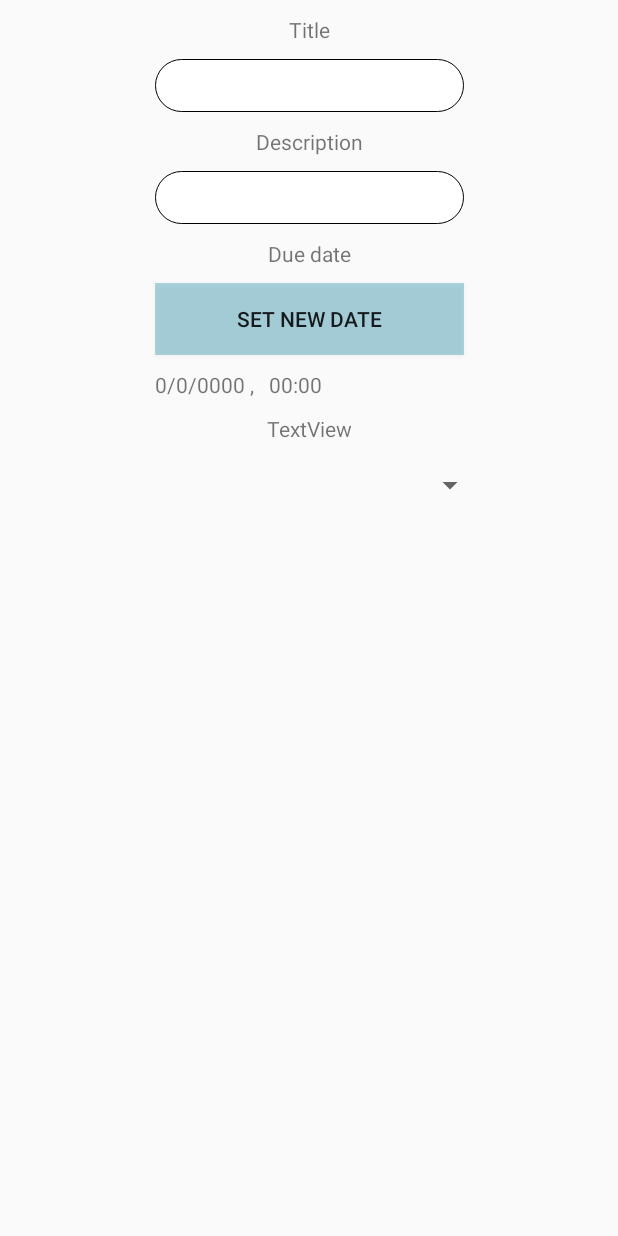
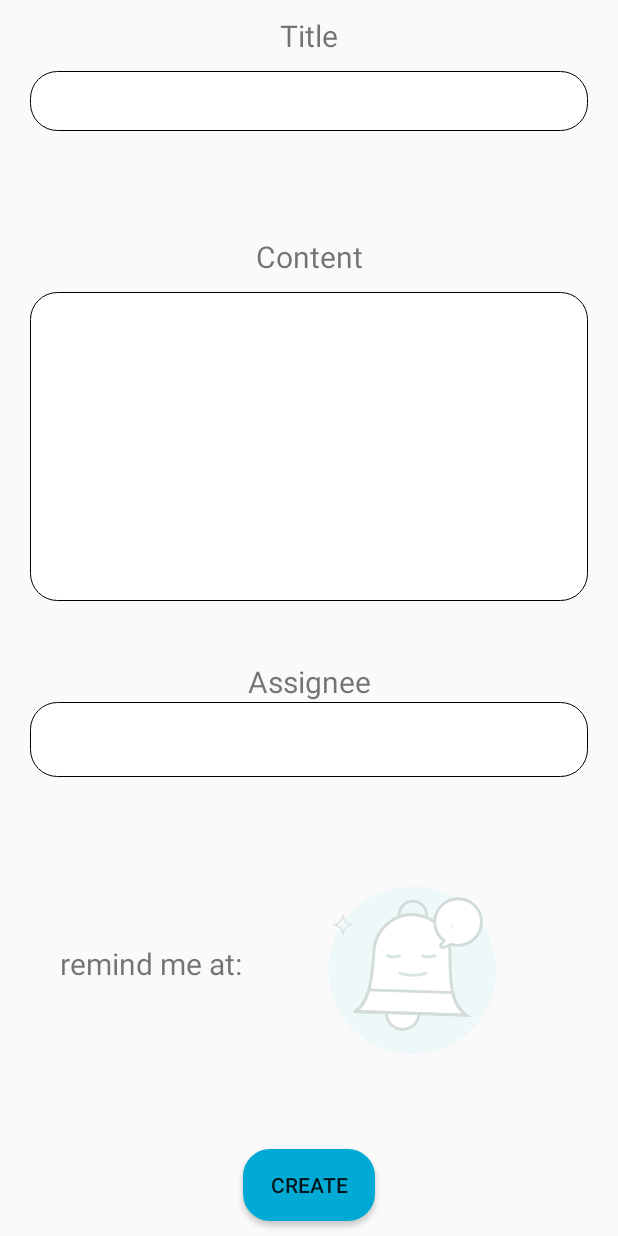
Before and after one commit to shanishapp/Roomie, an Android app: the fragment ChoreFragment shown on its own in the app's theme, on a phone screen of 412 x 824 dp. Run offline under Robolectric (Android 15) with nearby library versions, the phone set to English and light mode, and no system bars; libraries missing offline, so code that uses them is left out: com.github.jjobes.slidedatetimepicker; 1 statement that could not run was skipped.

Commit message:
chore layout fix ups

```diff
--- a/app/build.gradle
+++ b/app/build.gradle
@@ -68,5 +68,8 @@ dependencies {
     //floating and movable button
     implementation 'com.getbase:floatingactionbutton:1.9.1'
 
+    //date and time picker
+    implementation 'com.github.florent37:singledateandtimepicker:2.2.6'
+
 
 }
--- a/app/src/main/java/com/example/roomie/house/chores/ChoreFragment.java
+++ b/app/src/main/java/com/example/roomie/house/chores/ChoreFragment.java
@@ -3,8 +3,12 @@ package com.example.roomie.house.chores;
 import android.app.DatePickerDialog;
 import android.os.Bundle;
 
+import androidx.annotation.NonNull;
+import androidx.annotation.Nullable;
 import androidx.fragment.app.DialogFragment;
 import androidx.fragment.app.Fragment;
+import androidx.navigation.NavController;
+import androidx.navigation.Navigation;
 
 import android.view.LayoutInflater;
 import android.view.View;
@@ -73,16 +77,24 @@ public class ChoreFragment extends Fragment {
         // Inflate the layout for this fragment
         View v = inflater.inflate(R.layout.fragment_chore, container, false);
 
-        FloatingActionButton fab = (FloatingActionButton) v.findViewById(R.id.fab);
+
 
         //define behaviour for the date picker button
-        datePickerBtn = v.findViewById(R.id.setDueDateBtn);
-        datePickerBtn.setOnClickListener(view -> new SlideDateTimePicker.Builder(getChildFragmentManager())
-                .setListener(listener)
-                .setInitialDate(new Date())
-                .build()
-                .show());
         return v;
+
+    }
+
+    @Override
+    public void onViewCreated(@NonNull View view, @Nullable Bundle savedInstanceState) {
+        super.onViewCreated(view, savedInstanceState);
+        NavController navController = Navigation.findNavController(view);
+        Button button = view.findViewById(R.id.createChoreBtn);
+        //set up add button
+        button.setOnClickListener(view1 -> {
+            if (view1 != null) {
+                navController.navigate(R.id.action_choreFragment_to_house_chores_fragment_dest);
+            }
+        });
     }
 
     private SlideDateTimeListener listener = new SlideDateTimeListener() {
--- a/app/src/main/res/layout/content_house.xml
+++ b/app/src/main/res/layout/content_house.xml
@@ -11,8 +11,9 @@
         android:id="@+id/house_nav_host_fragment"
         android:name="androidx.navigation.fragment.NavHostFragment"
         android:layout_width="match_parent"
-        android:layout_height="match_parent"
+        android:layout_height="0dp"
         app:defaultNavHost="true"
+        app:layout_constraintBottom_toTopOf="@+id/house_bottom_nav"
         app:layout_constraintLeft_toLeftOf="parent"
         app:layout_constraintRight_toRightOf="parent"
         app:layout_constraintTop_toTopOf="parent"
--- a/app/src/main/res/layout/fragment_chore.xml
+++ b/app/src/main/res/layout/fragment_chore.xml
@@ -1,117 +1,147 @@
 <?xml version="1.0" encoding="utf-8"?>
-<FrameLayout xmlns:android="http://schemas.android.com/apk/res/android"
+<androidx.constraintlayout.widget.ConstraintLayout xmlns:android="http://schemas.android.com/apk/res/android"
     xmlns:app="http://schemas.android.com/apk/res-auto"
     xmlns:tools="http://schemas.android.com/tools"
     android:layout_width="match_parent"
     android:layout_height="match_parent"
-    tools:context=".house.chores.ChoreFragment">
+    tools:context=".house.chores.ChoreFragment"
+    android:screenOrientation="portrait">
+    <FrameLayout
+        android:id="@+id/chore_fragment"
+        android:layout_width="match_parent"
+        android:layout_height="match_parent">
 
-    <androidx.constraintlayout.widget.ConstraintLayout
-        android:layout_height="match_parent"
-        android:layout_width="match_parent">
+    </FrameLayout>
+    <TextView
+        android:id="@+id/titleTextView"
+        android:layout_width="wrap_content"
+        android:layout_height="wrap_content"
+        android:layout_marginTop="10dp"
+        android:text="@string/title"
+        android:textSize="20sp"
+        app:layout_constraintEnd_toEndOf="@+id/planets_spinner"
+        app:layout_constraintStart_toStartOf="@+id/planets_spinner"
+        app:layout_constraintTop_toTopOf="parent" />
+
+    <Spinner
+        android:id="@+id/planets_spinner"
+        android:layout_width="match_parent"
+        android:layout_height="40dp"
+        android:layout_marginStart="20dp"
+        android:layout_marginTop="10dp"
+        android:layout_marginEnd="20dp"
+        android:background="@drawable/input_bg"
+        app:layout_constraintEnd_toEndOf="parent"
+        app:layout_constraintStart_toStartOf="parent"
+        app:layout_constraintTop_toBottomOf="@+id/titleTextView" />
 
 
     <EditText
-            android:id="@+id/choreTitleEditText"
-            android:layout_width="0dp"
-            app:layout_constraintWidth_percent="0.5"
-            android:layout_height="wrap_content"
+        android:id="@+id/editTextTextPersonName"
+        android:layout_width="match_parent"
+        android:layout_height="50dp"
+        android:layout_marginStart="20dp"
+        android:layout_marginEnd="20dp"
         android:layout_marginTop="10dp"
+        android:gravity="center"
+        android:visibility="invisible"
         android:background="@drawable/input_bg"
-            android:ems="10"
-            android:inputType="textPersonName"
-            android:padding="5dp"
+        android:hint="@string/enter_your_title_here"
         app:layout_constraintEnd_toEndOf="parent"
         app:layout_constraintStart_toStartOf="parent"
-            app:layout_constraintTop_toBottomOf="@+id/choreTitleTextView" />
-
-        <EditText
-            android:id="@+id/descriptionEditText"
-            android:layout_width="0dp"
-            android:layout_height="wrap_content"
-            app:layout_constraintWidth_percent="0.5"
-            android:layout_marginTop="10dp"
-            android:background="@drawable/input_bg"
-            android:padding="5dp"
-            android:ems="10"
-            android:inputType="textPersonName"
-            app:layout_constraintEnd_toEndOf="parent"
-            app:layout_constraintStart_toStartOf="parent"
-            app:layout_constraintTop_toBottomOf="@+id/descriptionTextView" />
-
+        app:layout_constraintTop_toBottomOf="@+id/planets_spinner" />
 
     <TextView
-            android:id="@+id/choreTitleTextView"
+        android:id="@+id/contentTextView"
         android:layout_width="wrap_content"
         android:layout_height="wrap_content"
         android:layout_marginTop="10dp"
-            android:text="Title"
+        android:text="@string/content"
+        android:textSize="20sp"
         app:layout_constraintEnd_toEndOf="parent"
         app:layout_constraintStart_toStartOf="parent"
-            app:layout_constraintTop_toTopOf="parent" />
+        app:layout_constraintTop_toBottomOf="@+id/editTextTextPersonName" />
+
+    <EditText
+        android:id="@+id/editTextTextPersonName2"
+        android:layout_width="match_parent"
+        android:layout_height="0dp"
+        android:layout_marginStart="20dp"
+        android:layout_marginTop="10dp"
+        android:layout_marginEnd="20dp"
+        android:layout_marginBottom="40dp"
+        android:background="@drawable/input_bg"
+        android:gravity="center"
+        app:layout_constraintBottom_toTopOf="@+id/textView4"
+        app:layout_constraintEnd_toEndOf="parent"
+        app:layout_constraintStart_toStartOf="parent"
+        app:layout_constraintTop_toBottomOf="@+id/contentTextView" />
+
+    <Spinner
+        android:id="@+id/assigneeSpinner"
+        android:layout_width="match_parent"
+        android:layout_height="50dp"
+        android:layout_marginStart="20dp"
+        android:layout_marginEnd="20dp"
+        android:layout_marginBottom="50dp"
+        android:background="@drawable/input_bg"
+        app:layout_constraintBottom_toTopOf="@+id/animationView"
+        app:layout_constraintEnd_toEndOf="parent"
+        app:layout_constraintStart_toStartOf="parent" />
 
     <TextView
-            android:id="@+id/descriptionTextView"
+        android:id="@+id/textView4"
         android:layout_width="wrap_content"
         android:layout_height="wrap_content"
-            android:layout_marginTop="10dp"
-            android:text="Description"
+        android:text="@string/assignee"
+        android:textSize="20sp"
+        app:layout_constraintBottom_toTopOf="@+id/assigneeSpinner"
         app:layout_constraintEnd_toEndOf="parent"
-            app:layout_constraintStart_toStartOf="parent"
-            app:layout_constraintTop_toBottomOf="@+id/choreTitleEditText" />
+        app:layout_constraintStart_toStartOf="parent" />
 
-        <TextView
-            android:id="@+id/dueDateTextView"
-            android:layout_width="wrap_content"
-            android:layout_height="wrap_content"
-            android:layout_marginTop="10dp"
-            android:text="Due date"
+    <com.airbnb.lottie.LottieAnimationView
+        android:id="@+id/animationView"
+        android:layout_width="193dp"
+        android:layout_height="158dp"
+        android:layout_marginEnd="40dp"
+        android:layout_marginBottom="40dp"
+        app:layout_constraintBottom_toTopOf="@+id/createChoreBtn"
+        app:layout_constraintDimensionRatio="1.0"
         app:layout_constraintEnd_toEndOf="parent"
-            app:layout_constraintStart_toStartOf="parent"
-            app:layout_constraintTop_toBottomOf="@+id/descriptionEditText" />
-
-        <Button
-            android:id="@+id/setDueDateBtn"
-            android:layout_width="0dp"
-            android:layout_height="wrap_content"
-            android:layout_marginTop="10dp"
-            android:background="@color/lightButtonColor"
-            android:paddingStart="10dp"
-            android:paddingEnd="10dp"
-            android:text="set new date"
-            app:layout_constraintEnd_toEndOf="parent"
-            app:layout_constraintStart_toStartOf="parent"
-            app:layout_constraintTop_toBottomOf="@+id/dueDateTextView"
-            app:layout_constraintWidth_percent="0.5" />
+        app:lottie_autoPlay="true"
+        app:lottie_fileName="4021-no-notification-state.json"
+        app:lottie_loop="true" />
 
     <TextView
         android:id="@+id/textView"
         android:layout_width="wrap_content"
         android:layout_height="wrap_content"
-            android:layout_marginTop="10dp"
-            android:text="0/0/0000 ,   00:00"
-            app:layout_constraintStart_toStartOf="@+id/setDueDateBtn"
-            app:layout_constraintTop_toBottomOf="@+id/setDueDateBtn" />
+        android:layout_marginStart="40dp"
+        android:text="remind me at:"
+        android:textSize="20sp"
+        app:layout_constraintBottom_toTopOf="@+id/createChoreBtn"
+        app:layout_constraintStart_toStartOf="parent"
+        app:layout_constraintTop_toBottomOf="@+id/assigneeSpinner" />
 
     <TextView
         android:id="@+id/textView2"
         android:layout_width="wrap_content"
         android:layout_height="wrap_content"
-            android:layout_marginTop="10dp"
-            android:text="TextView"
-            app:layout_constraintEnd_toEndOf="parent"
-            app:layout_constraintStart_toStartOf="parent"
+        android:layout_marginTop="20dp"
+        android:visibility="invisible"
+        app:layout_constraintEnd_toEndOf="@+id/textView"
+        app:layout_constraintStart_toStartOf="@+id/textView"
         app:layout_constraintTop_toBottomOf="@+id/textView" />
 
-        <Spinner
-            android:id="@+id/spinner"
-            android:layout_width="236dp"
-            android:layout_height="56dp"
-            android:spinnerMode="dropdown"
+    <Button
+        android:id="@+id/createChoreBtn"
+        android:layout_width="wrap_content"
+        android:layout_height="wrap_content"
+        android:layout_marginBottom="10dp"
+        android:text="@string/create"
+        android:background="@drawable/button_bg"
+        app:layout_constraintBottom_toBottomOf="parent"
         app:layout_constraintEnd_toEndOf="parent"
-            app:layout_constraintStart_toStartOf="parent"
-            app:layout_constraintTop_toBottomOf="@+id/textView2" />
+        app:layout_constraintStart_toStartOf="parent" />
 
 </androidx.constraintlayout.widget.ConstraintLayout>
-
-</FrameLayout>
--- a/app/src/main/res/layout/fragment_house_chores.xml
+++ b/app/src/main/res/layout/fragment_house_chores.xml
@@ -21,10 +21,10 @@
         android:layout_height="wrap_content"
         android:layout_alignParentEnd="true"
         android:layout_alignParentBottom="true"
-        android:layout_marginBottom="100dp"
         android:layout_marginEnd="10dp"
-        app:backgroundTint="@color/buttonColor"
-        android:src="@drawable/ic_action_add" />
+        android:layout_marginBottom="10dp"
+        android:src="@drawable/ic_action_add"
+        app:backgroundTint="@color/buttonColor" />
 
 
 </RelativeLayout>
--- a/app/src/main/res/values/strings.xml
+++ b/app/src/main/res/values/strings.xml
@@ -91,6 +91,11 @@
     <string name="join_house_activity_invitation_expired">The invitation has been expired.</string>
     <string name="join_house_activity_welcome_msg">Welcome, you have joined to your new house!</string>
     <string name="join_house_activity_join_error">Error while joining the house, Please try again.</string>
+    <string name="enter_your_title_here">enter your title here</string>
+    <string name="title">Title</string>
+    <string name="content">Content</string>
+    <string name="assignee">Assignee</string>
+    <string name="create">create</string>
 
 
 </resources>
```
Also changed, not shown: app/src/main/assets/4021-no-notification-state.json (added, +1 -0 lines), app/src/main/java/com/example/roomie/house/chores/HouseChoresFragment.java (+23 -11 lines), app/src/main/res/layout/dialog_create_chore_assignee.xml (added, +32 -0 lines), app/src/main/res/layout/dialog_create_chore_content.xml (added, +34 -0 lines), app/src/main/res/layout/dialog_create_chore_date.xml (added, +20 -0 lines), app/src/main/res/layout/dialog_create_chore_title_content.xml (added, +50 -0 lines), app/src/main/res/layout/one_chore_item.xml (+11 -5 lines), app/src/main/res/navigation/house_nav_graph.xml (+24 -1 lines), app/src/main/res/drawable/arrow_button.png (added), app/src/main/res/drawable/locked.png, app/src/main/res/drawable/unlocked.png. Lines whose indentation alone changed are shown as unchanged.
